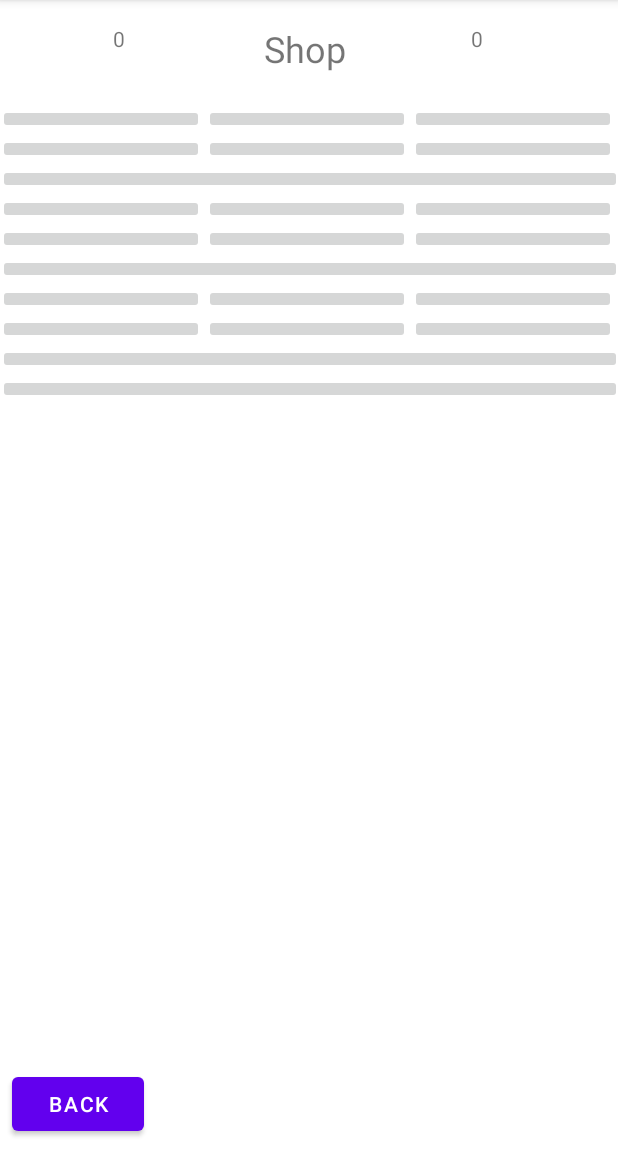
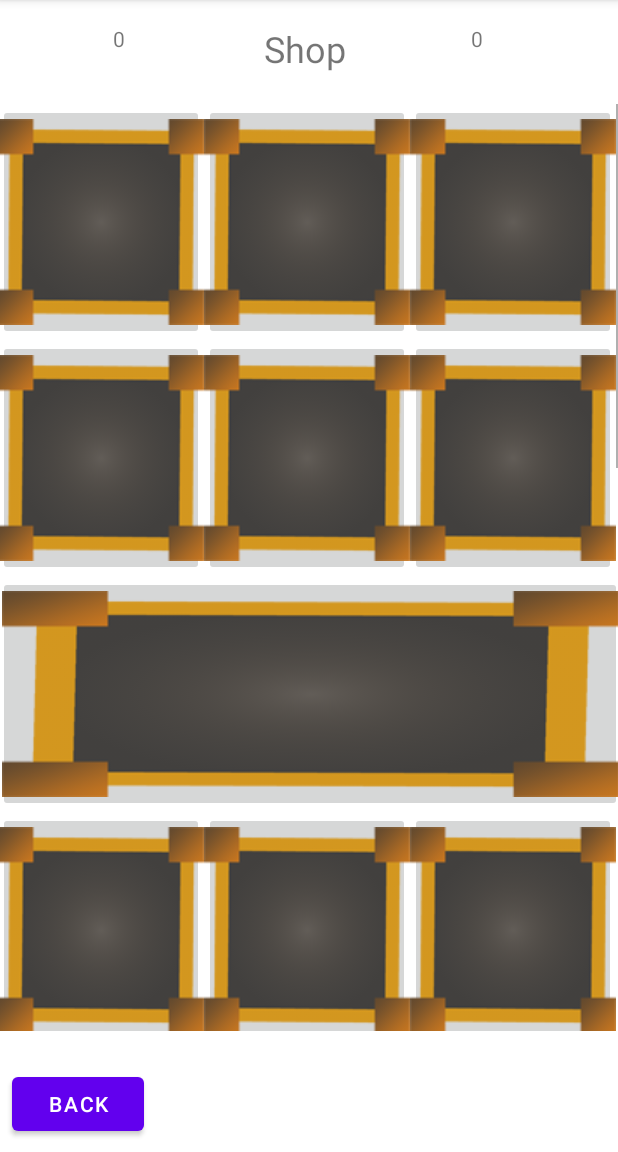
Before and after one commit to Butterwhales/gacha-rock, an Android app: the store screen opened directly, with no data from a screen before it, on a phone screen of 412 x 824 dp, the part 84-1236 px from its top. Run offline under Robolectric (Android 15) with nearby library versions, the phone set to English and light mode, and no system bars; network calls fail.

Commit message:
fixed images

```diff
--- a/app/src/main/res/layout/activity_store.xml
+++ b/app/src/main/res/layout/activity_store.xml
@@ -76,12 +76,14 @@
                     android:layout_width="137dp"
                     android:layout_height="wrap_content"
                     android:contentDescription="TODO"
+                    android:src="@drawable/store_frame_icon"
                     tools:srcCompat="@drawable/store_frame_icon" />
 
                 <ImageButton
                     android:id="@+id/imageButton2"
                     android:layout_width="137dp"
                     android:layout_height="wrap_content"
+                    android:src="@drawable/store_frame_icon"
                     tools:srcCompat="@drawable/store_frame_icon" />
 
                 <ImageButton
@@ -90,30 +92,35 @@
                     android:layout_height="wrap_content"
                     android:layout_columnSpan="3"
                     android:layout_columnWeight="1"
+                    android:src="@drawable/store_frame_long_icon"
                     tools:srcCompat="@drawable/store_frame_long_icon" />
 
                 <ImageButton
                     android:id="@+id/imageButton4"
                     android:layout_width="137dp"
                     android:layout_height="wrap_content"
+                    android:src="@drawable/store_frame_icon"
                     tools:srcCompat="@drawable/store_frame_icon" />
 
                 <ImageButton
                     android:id="@+id/imageButton5"
                     android:layout_width="137dp"
                     android:layout_height="wrap_content"
+                    android:src="@drawable/store_frame_icon"
                     tools:srcCompat="@drawable/store_frame_icon" />
 
                 <ImageButton
                     android:id="@+id/imageButton6"
                     android:layout_width="137dp"
                     android:layout_height="wrap_content"
+                    android:src="@drawable/store_frame_icon"
                     tools:srcCompat="@drawable/store_frame_icon" />
 
                 <ImageButton
                     android:id="@+id/imageButton7"
                     android:layout_width="137dp"
                     android:layout_height="wrap_content"
+                    android:src="@drawable/store_frame_icon"
                     tools:srcCompat="@drawable/store_frame_icon" />
 
             </GridLayout>
@@ -131,12 +138,14 @@
                     android:id="@+id/imageButton8"
                     android:layout_width="137dp"
                     android:layout_height="wrap_content"
+                    android:src="@drawable/store_frame_icon"
                     tools:srcCompat="@drawable/store_frame_icon" />
 
                 <ImageButton
                     android:id="@+id/imageButton9"
                     android:layout_width="137dp"
                     android:layout_height="wrap_content"
+                    android:src="@drawable/store_frame_icon"
                     tools:srcCompat="@drawable/store_frame_icon" />
 
                 <ImageButton
@@ -145,30 +154,35 @@
                     android:layout_height="wrap_content"
                     android:layout_columnSpan="3"
                     android:layout_columnWeight="1"
+                    android:src="@drawable/store_frame_long_icon"
                     tools:srcCompat="@drawable/store_frame_long_icon" />
 
                 <ImageButton
                     android:id="@+id/imageButton11"
                     android:layout_width="137dp"
                     android:layout_height="wrap_content"
+                    android:src="@drawable/store_frame_icon"
                     tools:srcCompat="@drawable/store_frame_icon" />
 
                 <ImageButton
                     android:id="@+id/imageButton12"
                     android:layout_width="137dp"
                     android:layout_height="wrap_content"
+                    android:src="@drawable/store_frame_icon"
                     tools:srcCompat="@drawable/store_frame_icon" />
 
                 <ImageButton
                     android:id="@+id/imageButton13"
                     android:layout_width="137dp"
                     android:layout_height="wrap_content"
+                    android:src="@drawable/store_frame_icon"
                     tools:srcCompat="@drawable/store_frame_icon" />
 
                 <ImageButton
                     android:id="@+id/imageButton14"
                     android:layout_width="137dp"
                     android:layout_height="wrap_content"
+                    android:src="@drawable/store_frame_icon"
                     tools:srcCompat="@drawable/store_frame_icon" />
             </GridLayout>
 
@@ -185,12 +199,14 @@
                     android:id="@+id/imageButton15"
                     android:layout_width="137dp"
                     android:layout_height="wrap_content"
+                    android:src="@drawable/store_frame_icon"
                     tools:srcCompat="@drawable/store_frame_icon" />
 
                 <ImageButton
                     android:id="@+id/imageButton16"
                     android:layout_width="137dp"
                     android:layout_height="wrap_content"
+                    android:src="@drawable/store_frame_icon"
                     tools:srcCompat="@drawable/store_frame_icon" />
 
                 <ImageButton
@@ -199,30 +215,35 @@
                     android:layout_height="wrap_content"
                     android:layout_columnSpan="3"
                     android:layout_columnWeight="1"
+                    android:src="@drawable/store_frame_long_icon"
                     tools:srcCompat="@drawable/store_frame_long_icon" />
 
                 <ImageButton
                     android:id="@+id/imageButton18"
                     android:layout_width="137dp"
                     android:layout_height="wrap_content"
+                    android:src="@drawable/store_frame_icon"
                     tools:srcCompat="@drawable/store_frame_icon" />
 
                 <ImageButton
                     android:id="@+id/imageButton19"
                     android:layout_width="137dp"
                     android:layout_height="wrap_content"
+                    android:src="@drawable/store_frame_icon"
                     tools:srcCompat="@drawable/store_frame_icon" />
 
                 <ImageButton
                     android:id="@+id/imageButton20"
                     android:layout_width="137dp"
                     android:layout_height="wrap_content"
+                    android:src="@drawable/store_frame_icon"
                     tools:srcCompat="@drawable/store_frame_icon" />
 
                 <ImageButton
                     android:id="@+id/imageButton21"
                     android:layout_width="137dp"
                     android:layout_height="wrap_content"
+                    android:src="@drawable/store_frame_icon"
                     tools:srcCompat="@drawable/store_frame_icon" />
 
             </GridLayout>
@@ -240,6 +261,7 @@
                     android:layout_height="wrap_content"
                     android:layout_columnSpan="3"
                     android:layout_columnWeight="1"
+                    android:src="@drawable/store_frame_long_icon"
                     tools:srcCompat="@drawable/store_frame_long_icon" />
 
         </GridLayout>
```
